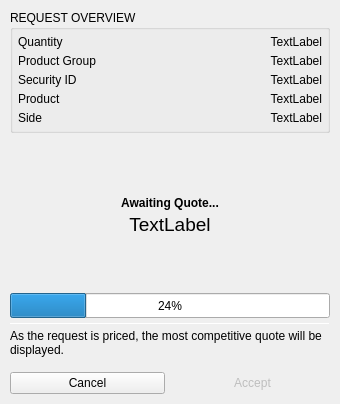
This is BlockSettleUILib/RequestingQuoteWidget.ui in BlockSettle/terminal as Qt 5 draws it before an edit. The edited form follows.
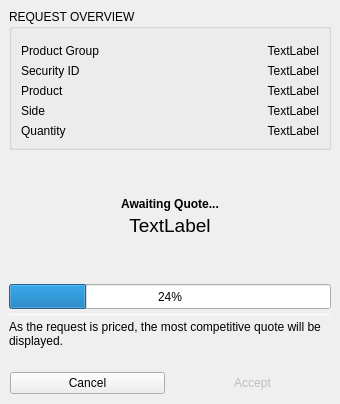
This is the edited form.

Commit message: In requesting quote widget changed order of labels.

```diff
--- a/BlockSettleUILib/RequestingQuoteWidget.ui
+++ b/BlockSettleUILib/RequestingQuoteWidget.ui
@@ -44,21 +44,6 @@
       </size>
      </property>
      <layout class="QVBoxLayout" name="verticalLayout_2">
-      <property name="spacing">
-       <number>10</number>
-      </property>
-      <property name="leftMargin">
-       <number>10</number>
-      </property>
-      <property name="topMargin">
-       <number>10</number>
-      </property>
-      <property name="rightMargin">
-       <number>10</number>
-      </property>
-      <property name="bottomMargin">
-       <number>0</number>
-      </property>
       <item>
        <widget class="QGroupBox" name="groupBox">
         <property name="minimumSize">
@@ -73,23 +58,8 @@
         <property name="wellGroupBoxWithButtonBar" stdset="0">
          <bool>true</bool>
         </property>
-        <layout class="QVBoxLayout" name="verticalLayout_3">
-         <property name="spacing">
-          <number>5</number>
-         </property>
-         <property name="leftMargin">
-          <number>5</number>
-         </property>
-         <property name="topMargin">
-          <number>5</number>
-         </property>
-         <property name="rightMargin">
-          <number>5</number>
-         </property>
-         <property name="bottomMargin">
-          <number>5</number>
-         </property>
-         <item>
+        <layout class="QGridLayout" name="gridLayout">
+         <item row="0" column="0" colspan="2">
           <widget class="QWidget" name="horizontalWidget_2" native="true">
            <property name="minimumSize">
             <size>
@@ -113,45 +83,10 @@
             <property name="bottomMargin">
              <number>0</number>
             </property>
-            <item>
-             <widget class="QLabel" name="label_5">
-              <property name="minimumSize">
-               <size>
-                <width>100</width>
-                <height>0</height>
-               </size>
-              </property>
-              <property name="maximumSize">
-               <size>
-                <width>100</width>
-                <height>16777215</height>
-               </size>
-              </property>
-              <property name="text">
-               <string>Quantity</string>
-              </property>
-              <property name="alignment">
-               <set>Qt::AlignLeading|Qt::AlignLeft|Qt::AlignVCenter</set>
-              </property>
-             </widget>
-            </item>
-            <item>
-             <widget class="QLabel" name="labelQuantity">
-              <property name="text">
-               <string>TextLabel</string>
-              </property>
-              <property name="alignment">
-               <set>Qt::AlignRight|Qt::AlignTrailing|Qt::AlignVCenter</set>
-              </property>
-              <property name="whiteLabel" stdset="0">
-               <bool>true</bool>
-              </property>
-             </widget>
-            </item>
            </layout>
           </widget>
          </item>
-         <item>
+         <item row="1" column="0" colspan="2">
           <widget class="QWidget" name="horizontalWidget_3" native="true">
            <property name="minimumSize">
             <size>
@@ -213,7 +148,7 @@
            </layout>
           </widget>
          </item>
-         <item>
+         <item row="2" column="0" colspan="2">
           <widget class="QWidget" name="horizontalWidget_4" native="true">
            <property name="minimumSize">
             <size>
@@ -275,7 +210,7 @@
            </layout>
           </widget>
          </item>
-         <item>
+         <item row="3" column="0" colspan="2">
           <widget class="QWidget" name="horizontalWidget_5" native="true">
            <property name="minimumSize">
             <size>
@@ -337,7 +272,7 @@
            </layout>
           </widget>
          </item>
-         <item>
+         <item row="4" column="0">
           <widget class="QWidget" name="horizontalWidget" native="true">
            <property name="minimumSize">
             <size>
@@ -371,22 +306,57 @@
               </property>
              </widget>
             </item>
-            <item>
-             <widget class="QLabel" name="labelSide">
-              <property name="text">
-               <string>TextLabel</string>
-              </property>
-              <property name="alignment">
-               <set>Qt::AlignRight|Qt::AlignTrailing|Qt::AlignVCenter</set>
-              </property>
-              <property name="whiteLabel" stdset="0">
-               <bool>true</bool>
-              </property>
-             </widget>
-            </item>
            </layout>
           </widget>
          </item>
+         <item row="4" column="1">
+          <widget class="QLabel" name="labelSide">
+           <property name="text">
+            <string>TextLabel</string>
+           </property>
+           <property name="alignment">
+            <set>Qt::AlignRight|Qt::AlignTrailing|Qt::AlignVCenter</set>
+           </property>
+           <property name="whiteLabel" stdset="0">
+            <bool>true</bool>
+           </property>
+          </widget>
+         </item>
+         <item row="5" column="0">
+          <widget class="QLabel" name="label_5">
+           <property name="minimumSize">
+            <size>
+             <width>100</width>
+             <height>0</height>
+            </size>
+           </property>
+           <property name="maximumSize">
+            <size>
+             <width>100</width>
+             <height>16777215</height>
+            </size>
+           </property>
+           <property name="text">
+            <string>Quantity</string>
+           </property>
+           <property name="alignment">
+            <set>Qt::AlignLeading|Qt::AlignLeft|Qt::AlignVCenter</set>
+           </property>
+          </widget>
+         </item>
+         <item row="5" column="1">
+          <widget class="QLabel" name="labelQuantity">
+           <property name="text">
+            <string>TextLabel</string>
+           </property>
+           <property name="alignment">
+            <set>Qt::AlignRight|Qt::AlignTrailing|Qt::AlignVCenter</set>
+           </property>
+           <property name="whiteLabel" stdset="0">
+            <bool>true</bool>
+           </property>
+          </widget>
+         </item>
         </layout>
        </widget>
       </item>
```
